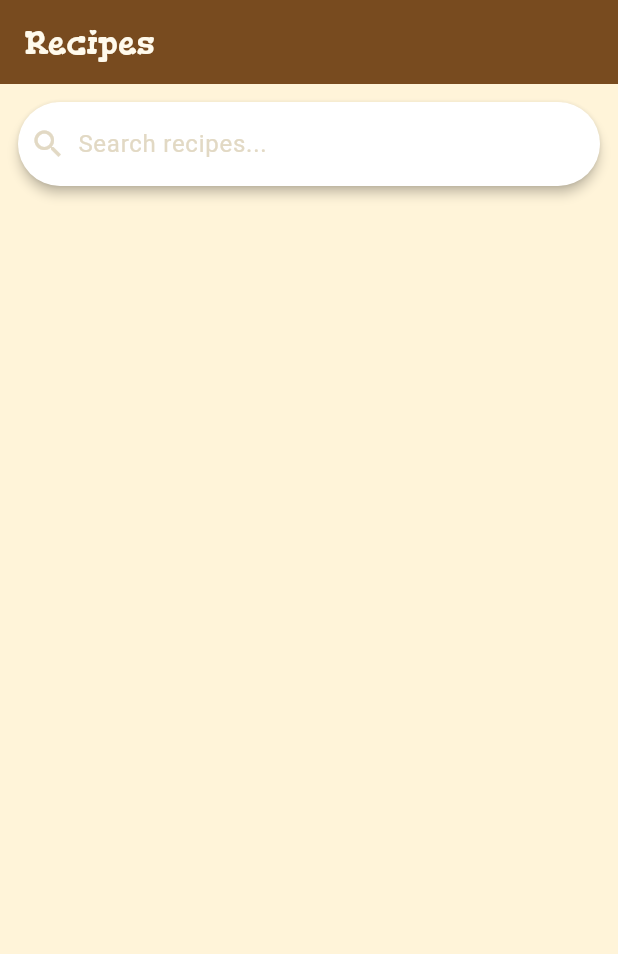
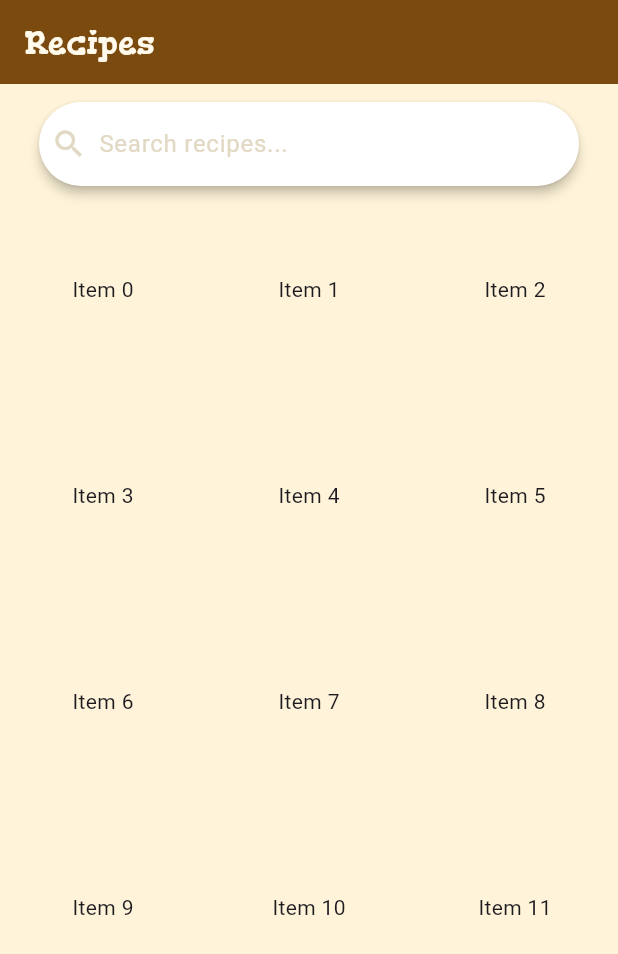
Before and after one commit to zvdv/App-Design-Workshop, a Flutter app: the screen it shows after launch, on a phone screen of 412 x 824 dp. Shown: the top 954 px of the screen. Run offline on Flutter 3.47's test engine with Material 3 defaults, Android fonts, the phone set to English and light mode, and no system bars.

Commit message:
Added gridview

```diff
--- a/collector/lib/main.dart
+++ b/collector/lib/main.dart
@@ -17,22 +17,28 @@ class MainApp extends StatelessWidget {
             style: TextStyle(
               fontFamily: 'Gorditas',
             ),
-            ),
+          ),
           backgroundColor: Color(0xFF7A4A0F),
           foregroundColor: Color(0xFFFFFAEC),
           elevation: 6.0,
           shadowColor: Color(0x00000000),
+          surfaceTintColor: Colors.transparent,
         ),
         body: Column(
           crossAxisAlignment: CrossAxisAlignment.stretch,
           children: [
             Padding(
-              padding: const EdgeInsets.all(12.0),
+              padding:
+                  const EdgeInsets.fromLTRB(26, 12, 26, 0),
               child: SearchBar(
-                backgroundColor: WidgetStateProperty.all(Color(0xFFFFFFFF)),
-                elevation: WidgetStateProperty.all(3.0),
+                backgroundColor: WidgetStatePropertyAll(Color(0xFFFFFFFF)),
+                elevation: WidgetStatePropertyAll(3.0),
                 hintText: "Search recipes...",
-                hintStyle: WidgetStateProperty.all(TextStyle(
+                hintStyle: WidgetStatePropertyAll(TextStyle(
+                  color: Color(0xFFE2D9C4),
+                )),
+                overlayColor: WidgetStatePropertyAll(Color(0xFFFFFFFF)),
+                textStyle: WidgetStatePropertyAll(TextStyle(
                   color: Color(0xFFE2D9C4),
                 )),
                 leading: Icon(
@@ -41,6 +47,18 @@ class MainApp extends StatelessWidget {
                 ),
               ),
             ),
+            Expanded(
+              child: GridView.count(
+                crossAxisCount: 3,
+                children: List.generate(12, (index) {
+                  return Center(
+                    child: Text(
+                      'Item $index',
+                    ),
+                  );
+                }),
+              ),
+            )
           ],
         ),
         backgroundColor: Color(0xFFFFF4D9),
```
